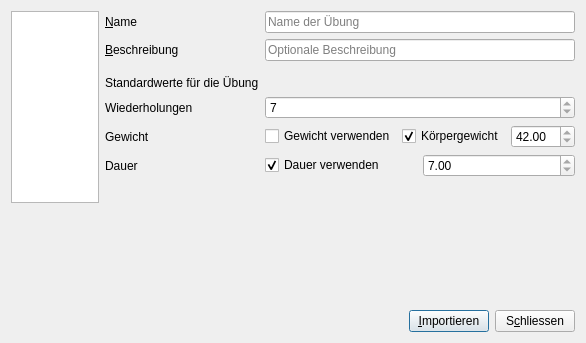
hochstibe/fingertraining, file speck_weg/ui/dialog_training_exercise_load.ui: the form before one commit.
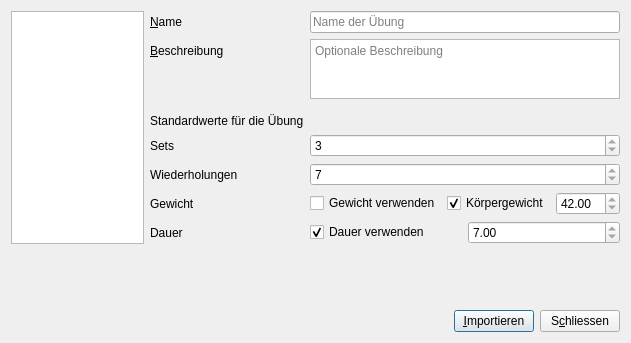
The form after the commit.

What changed in the file:
```diff
--- a/speck_weg/ui/dialog_training_exercise_load.ui
+++ b/speck_weg/ui/dialog_training_exercise_load.ui
@@ -6,7 +6,7 @@
    <rect>
     <x>0</x>
     <y>0</y>
-    <width>586</width>
+    <width>631</width>
     <height>343</height>
    </rect>
   </property>
@@ -56,14 +56,20 @@
           <string>&amp;Beschreibung</string>
          </property>
          <property name="buddy">
-          <cstring>lineEdit_description</cstring>
+          <cstring>textEdit_description</cstring>
          </property>
         </widget>
        </item>
        <item row="1" column="1">
-        <widget class="QLineEdit" name="lineEdit_description">
-         <property name="maxLength">
-          <number>1023</number>
+        <widget class="QTextEdit" name="textEdit_description">
+         <property name="maximumSize">
+          <size>
+           <width>16777215</width>
+           <height>60</height>
+          </size>
+         </property>
+         <property name="tabChangesFocus">
+          <bool>true</bool>
          </property>
          <property name="readOnly">
           <bool>true</bool>
@@ -71,9 +77,6 @@
          <property name="placeholderText">
           <string>Optionale Beschreibung</string>
          </property>
-         <property name="clearButtonEnabled">
-          <bool>true</bool>
-         </property>
         </widget>
        </item>
        <item row="2" column="0">
@@ -90,14 +93,17 @@
          </property>
         </widget>
        </item>
-       <item row="4" column="0">
+       <item row="5" column="0">
         <widget class="QLabel" name="label_repetitions">
          <property name="text">
           <string>Wiederholungen</string>
          </property>
+         <property name="buddy">
+          <cstring>spinBox_repetitions</cstring>
+         </property>
         </widget>
        </item>
-       <item row="4" column="1">
+       <item row="5" column="1">
         <widget class="QSpinBox" name="spinBox_repetitions">
          <property name="readOnly">
           <bool>true</bool>
@@ -107,14 +113,17 @@
          </property>
         </widget>
        </item>
-       <item row="5" column="0">
+       <item row="6" column="0">
         <widget class="QLabel" name="label_weight">
          <property name="text">
           <string>Gewicht</string>
          </property>
+         <property name="buddy">
+          <cstring>doubleSpinBox_weight</cstring>
+         </property>
         </widget>
        </item>
-       <item row="5" column="1">
+       <item row="6" column="1">
         <layout class="QHBoxLayout" name="horizontalLayout_2">
          <item>
           <widget class="QCheckBox" name="checkBox_weight">
@@ -157,14 +166,17 @@
          </item>
         </layout>
        </item>
-       <item row="6" column="0">
+       <item row="7" column="0">
         <widget class="QLabel" name="label_duration">
          <property name="text">
           <string>Dauer</string>
          </property>
+         <property name="buddy">
+          <cstring>doubleSpinBox_duration</cstring>
+         </property>
         </widget>
        </item>
-       <item row="6" column="1">
+       <item row="7" column="1">
         <layout class="QHBoxLayout" name="horizontalLayout_3">
          <item>
           <widget class="QCheckBox" name="checkBox_duration">
@@ -191,6 +203,26 @@
          </item>
         </layout>
        </item>
+       <item row="4" column="0">
+        <widget class="QLabel" name="label_sets">
+         <property name="text">
+          <string>Sets</string>
+         </property>
+         <property name="buddy">
+          <cstring>spinBox_sets</cstring>
+         </property>
+        </widget>
+       </item>
+       <item row="4" column="1">
+        <widget class="QSpinBox" name="spinBox_sets">
+         <property name="readOnly">
+          <bool>true</bool>
+         </property>
+         <property name="value">
+          <number>3</number>
+         </property>
+        </widget>
+       </item>
       </layout>
      </item>
     </layout>
```
Left out of the diff: 20 changed lines with no effect on the pictures.
